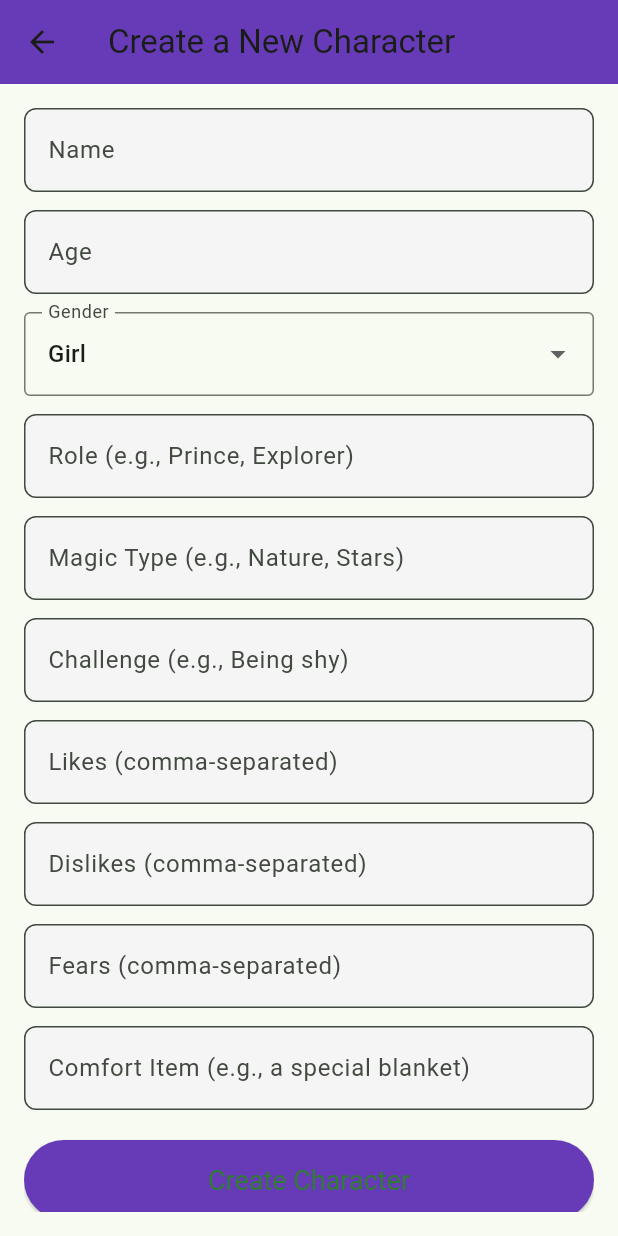
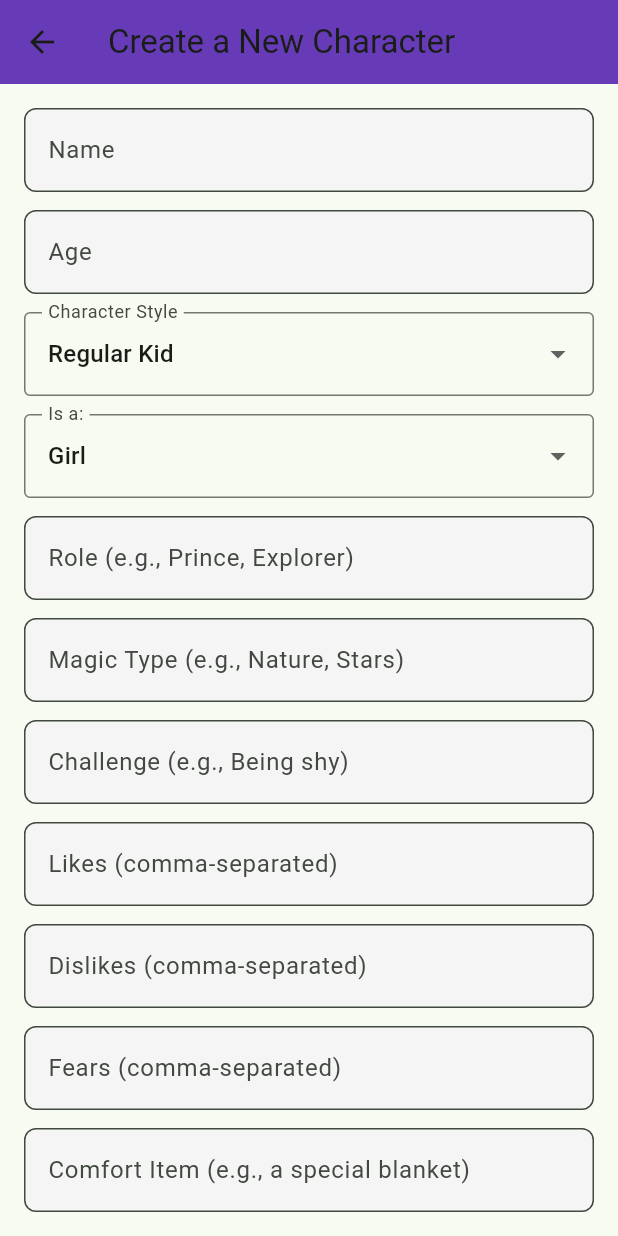
Before and after one commit to darcy0408/story_creator_app, a Flutter app: the CharacterCreationScreen screen opened directly, on a phone screen of 412 x 824 dp. Run offline on Flutter 3.47's test engine with Material 3 defaults, Android fonts, the phone set to English and light mode, and no system bars; our stand-ins replace audioplayers, confetti, flutter_tts, shared_preferences, speech_to_text; accounts and stored records are empty; network calls fail.

Commit message:
Replace gender options with character style system
Updated character creation and editing to use:
- Character Style dropdown: Girly Girl, Tomboy, Sporty Kid, Creative Artist,
  Young Scientist, Regular Kid, plus animal options (Playful Puppy, Curious Cat,
  Brave Bird, Gentle Bunny, Wise Fox, Magical Dragon)
- "Is a:" dropdown: Boy/Girl (for story pronoun generation)

This replaces the previous Male/Female/Nonbinary/Other system with a more
creative, appearance-based approach while maintaining proper pronoun usage
in generated stories.

Files modified:
- lib/character_creation_screen.dart
- lib/character_creation_screen_enhanced.dart
- lib/character_edit_screen.dart
- lib/models.dart (added characterStyle field)

🤖 Generated with [Claude Code](https://claude.com/claude-code)

Co-Authored-By: Claude <noreply@anthropic.com>

```diff
--- a/lib/character_creation_screen.dart
+++ b/lib/character_creation_screen.dart
@@ -24,8 +24,9 @@ class _CharacterCreationScreenState extends State<CharacterCreationScreen> {
   final _fearsController = TextEditingController();
   final _comfortItemController = TextEditingController();
 
-  // NEW: gender state
-  String _gender = 'Girl'; // default
+  // Character style and type
+  String _characterStyle = 'Regular Kid'; // default
+  String _isA = 'Girl'; // default (for story pronouns)
 
   // Helper to split comma lists safely
   List<String> _splitCSV(String text) {
@@ -44,7 +45,8 @@ class _CharacterCreationScreenState extends State<CharacterCreationScreen> {
         'name': _nameController.text.trim(),
         'age': int.tryParse(_ageController.text.trim()) ?? 0,
         'role': _roleController.text.trim().isEmpty ? 'Hero' : _roleController.text.trim(),
-        'gender': _gender, // <-- include gender
+        'gender': _isA, // Send Boy/Girl for story pronouns
+        'character_style': _characterStyle, // Character appearance/personality
         'magic_type': _magicTypeController.text.trim().isEmpty ? null : _magicTypeController.text.trim(),
         'challenge': _challengeController.text.trim().isEmpty ? null : _challengeController.text.trim(),
         'likes': _splitCSV(_likesController.text),
@@ -117,20 +119,42 @@ class _CharacterCreationScreenState extends State<CharacterCreationScreen> {
                 gap,
                 _buildTextField(controller: _ageController, label: 'Age', keyboardType: TextInputType.number),
                 gap,
-                // NEW: Gender dropdown
+                // Character Style dropdown
                 DropdownButtonFormField<String>(
-                  value: _gender,
+                  value: _characterStyle,
                   decoration: const InputDecoration(
-                    labelText: 'Gender',
+                    labelText: 'Character Style',
+                    border: OutlineInputBorder(),
+                  ),
+                  items: const [
+                    DropdownMenuItem(value: 'Regular Kid', child: Text('Regular Kid')),
+                    DropdownMenuItem(value: 'Girly Girl', child: Text('Girly Girl')),
+                    DropdownMenuItem(value: 'Tomboy', child: Text('Tomboy')),
+                    DropdownMenuItem(value: 'Sporty Kid', child: Text('Sporty Kid')),
+                    DropdownMenuItem(value: 'Creative Artist', child: Text('Creative Artist')),
+                    DropdownMenuItem(value: 'Young Scientist', child: Text('Young Scientist')),
+                    DropdownMenuItem(value: 'Playful Puppy', child: Text('Playful Puppy')),
+                    DropdownMenuItem(value: 'Curious Cat', child: Text('Curious Cat')),
+                    DropdownMenuItem(value: 'Brave Bird', child: Text('Brave Bird')),
+                    DropdownMenuItem(value: 'Gentle Bunny', child: Text('Gentle Bunny')),
+                    DropdownMenuItem(value: 'Wise Fox', child: Text('Wise Fox')),
+                    DropdownMenuItem(value: 'Magical Dragon', child: Text('Magical Dragon')),
+                  ],
+                  onChanged: (v) => setState(() => _characterStyle = v ?? 'Regular Kid'),
+                ),
+                gap,
+                // Is a: dropdown (for story language)
+                DropdownButtonFormField<String>(
+                  value: _isA,
+                  decoration: const InputDecoration(
+                    labelText: 'Is a:',
                     border: OutlineInputBorder(),
                   ),
                   items: const [
                     DropdownMenuItem(value: 'Girl', child: Text('Girl')),
                     DropdownMenuItem(value: 'Boy', child: Text('Boy')),
-                    DropdownMenuItem(value: 'Nonbinary', child: Text('Nonbinary')),
-                    DropdownMenuItem(value: 'Prefer not to say', child: Text('Prefer not to say')),
                   ],
-                  onChanged: (v) => setState(() => _gender = v ?? 'Girl'),
+                  onChanged: (v) => setState(() => _isA = v ?? 'Girl'),
                 ),
                 gap,
                 _buildTextField(controller: _roleController, label: 'Role (e.g., Prince, Explorer)'),
--- a/lib/character_creation_screen_enhanced.dart
+++ b/lib/character_creation_screen_enhanced.dart
@@ -16,7 +16,8 @@ class _CharacterCreationScreenEnhancedState extends State<CharacterCreationScree
   // Basic Info
   final _nameController = TextEditingController();
   final _ageController = TextEditingController();
-  String _gender = 'Girl';
+  String _characterStyle = 'Regular Kid'; // Character appearance/personality
+  String _isA = 'Girl'; // For story pronouns
 
   // Character Type
   String _characterType = 'Everyday Kid';
@@ -71,7 +72,8 @@ class _CharacterCreationScreenEnhancedState extends State<CharacterCreationScree
       final body = {
         'name': _nameController.text.trim(),
         'age': int.tryParse(_ageController.text.trim()) ?? 0,
-        'gender': _gender,
+        'gender': _isA, // Send Boy/Girl for story pronouns
+        'character_style': _characterStyle, // Character appearance/personality
         'role': role,
         'character_type': _characterType,
 
@@ -286,9 +288,9 @@ class _CharacterCreationScreenEnhancedState extends State<CharacterCreationScree
             const SizedBox(width: 12),
             Expanded(
               child: DropdownButtonFormField<String>(
-                value: _gender,
+                value: _isA,
                 decoration: InputDecoration(
-                  labelText: 'Gender *',
+                  labelText: 'Is a: *',
                   border: OutlineInputBorder(borderRadius: BorderRadius.circular(8)),
                   filled: true,
                   fillColor: Colors.grey[50],
@@ -296,13 +298,38 @@ class _CharacterCreationScreenEnhancedState extends State<CharacterCreationScree
                 items: const [
                   DropdownMenuItem(value: 'Girl', child: Text('Girl')),
                   DropdownMenuItem(value: 'Boy', child: Text('Boy')),
-                  DropdownMenuItem(value: 'Nonbinary', child: Text('Nonbinary')),
-                  DropdownMenuItem(value: 'Other', child: Text('Other')),
                 ],
-                onChanged: (v) => setState(() => _gender = v ?? 'Girl'),
+                onChanged: (v) => setState(() => _isA = v ?? 'Girl'),
               ),
             ),
           ],
+        ),
+        const SizedBox(height: 12),
+        DropdownButtonFormField<String>(
+          value: _characterStyle,
+          decoration: InputDecoration(
+            labelText: 'Character Style *',
+            hintText: 'Choose appearance and personality',
+            border: OutlineInputBorder(borderRadius: BorderRadius.circular(8)),
+            filled: true,
+            fillColor: Colors.grey[50],
+            prefixIcon: const Icon(Icons.style),
+          ),
+          items: const [
+            DropdownMenuItem(value: 'Regular Kid', child: Text('Regular Kid')),
+            DropdownMenuItem(value: 'Girly Girl', child: Text('Girly Girl')),
+            DropdownMenuItem(value: 'Tomboy', child: Text('Tomboy')),
+            DropdownMenuItem(value: 'Sporty Kid', child: Text('Sporty Kid')),
+            DropdownMenuItem(value: 'Creative Artist', child: Text('Creative Artist')),
+            DropdownMenuItem(value: 'Young Scientist', child: Text('Young Scientist')),
+            DropdownMenuItem(value: 'Playful Puppy', child: Text('Playful Puppy')),
+            DropdownMenuItem(value: 'Curious Cat', child: Text('Curious Cat')),
+            DropdownMenuItem(value: 'Brave Bird', child: Text('Brave Bird')),
+            DropdownMenuItem(value: 'Gentle Bunny', child: Text('Gentle Bunny')),
+            DropdownMenuItem(value: 'Wise Fox', child: Text('Wise Fox')),
+            DropdownMenuItem(value: 'Magical Dragon', child: Text('Magical Dragon')),
+          ],
+          onChanged: (v) => setState(() => _characterStyle = v ?? 'Regular Kid'),
         ),
       ],
     );
--- a/lib/character_edit_screen.dart
+++ b/lib/character_edit_screen.dart
@@ -19,7 +19,8 @@ class _CharacterEditScreenState extends State<CharacterEditScreen> {
   // Basic Info
   late final TextEditingController _nameController;
   late final TextEditingController _ageController;
-  late String _gender;
+  late String _characterStyle;
+  late String _isA;
 
   // Character Type
   late String _characterType;
@@ -55,7 +56,8 @@ class _CharacterEditScreenState extends State<CharacterEditScreen> {
     // Initialize with existing character data
     _nameController = TextEditingController(text: widget.character.name);
     _ageController = TextEditingController(text: widget.character.age.toString());
-    _gender = widget.character.gender ?? 'Girl';
+    _isA = widget.character.gender ?? 'Girl'; // Load existing gender as "Is a:"
+    _characterStyle = 'Regular Kid'; // Default character style
 
     _characterType = 'Everyday Kid'; // Default, will be overridden if available
 
@@ -105,7 +107,8 @@ class _CharacterEditScreenState extends State<CharacterEditScreen> {
       final body = {
         'name': _nameController.text.trim(),
         'age': int.tryParse(_ageController.text.trim()) ?? widget.character.age,
-        'gender': _gender,
+        'gender': _isA, // Send Boy/Girl for story pronouns
+        'character_style': _characterStyle, // Character appearance/personality
         'role': role,
         'character_type': _characterType,
 
@@ -384,9 +387,9 @@ class _CharacterEditScreenState extends State<CharacterEditScreen> {
             const SizedBox(width: 12),
             Expanded(
               child: DropdownButtonFormField<String>(
-                value: _gender,
+                value: _isA,
                 decoration: InputDecoration(
-                  labelText: 'Gender *',
+                  labelText: 'Is a: *',
                   border: OutlineInputBorder(borderRadius: BorderRadius.circular(8)),
                   filled: true,
                   fillColor: Colors.grey[50],
@@ -394,13 +397,38 @@ class _CharacterEditScreenState extends State<CharacterEditScreen> {
                 items: const [
                   DropdownMenuItem(value: 'Girl', child: Text('Girl')),
                   DropdownMenuItem(value: 'Boy', child: Text('Boy')),
-                  DropdownMenuItem(value: 'Nonbinary', child: Text('Nonbinary')),
-                  DropdownMenuItem(value: 'Other', child: Text('Other')),
                 ],
-                onChanged: (v) => setState(() => _gender = v ?? 'Girl'),
+                onChanged: (v) => setState(() => _isA = v ?? 'Girl'),
               ),
             ),
           ],
+        ),
+        const SizedBox(height: 12),
+        DropdownButtonFormField<String>(
+          value: _characterStyle,
+          decoration: InputDecoration(
+            labelText: 'Character Style *',
+            hintText: 'Choose appearance and personality',
+            border: OutlineInputBorder(borderRadius: BorderRadius.circular(8)),
+            filled: true,
+            fillColor: Colors.grey[50],
+            prefixIcon: const Icon(Icons.style),
+          ),
+          items: const [
+            DropdownMenuItem(value: 'Regular Kid', child: Text('Regular Kid')),
+            DropdownMenuItem(value: 'Girly Girl', child: Text('Girly Girl')),
+            DropdownMenuItem(value: 'Tomboy', child: Text('Tomboy')),
+            DropdownMenuItem(value: 'Sporty Kid', child: Text('Sporty Kid')),
+            DropdownMenuItem(value: 'Creative Artist', child: Text('Creative Artist')),
+            DropdownMenuItem(value: 'Young Scientist', child: Text('Young Scientist')),
+            DropdownMenuItem(value: 'Playful Puppy', child: Text('Playful Puppy')),
+            DropdownMenuItem(value: 'Curious Cat', child: Text('Curious Cat')),
+            DropdownMenuItem(value: 'Brave Bird', child: Text('Brave Bird')),
+            DropdownMenuItem(value: 'Gentle Bunny', child: Text('Gentle Bunny')),
+            DropdownMenuItem(value: 'Wise Fox', child: Text('Wise Fox')),
+            DropdownMenuItem(value: 'Magical Dragon', child: Text('Magical Dragon')),
+          ],
+          onChanged: (v) => setState(() => _characterStyle = v ?? 'Regular Kid'),
         ),
       ],
     );
--- a/lib/models.dart
+++ b/lib/models.dart
@@ -5,6 +5,7 @@ class Character {
   final int age;
   final String role;
   final String? gender;
+  final String? characterStyle;
   final String? magicType;
   final String? challenge;
   final List<String>? likes;
@@ -20,6 +21,7 @@ class Character {
     required this.age,
     required this.role,
     this.gender,
+    this.characterStyle,
     this.magicType,
     this.challenge,
     this.likes,
@@ -37,6 +39,7 @@ class Character {
       age: json['age'] ?? 0,
       role: json['role'] ?? 'Hero',
       gender: json['gender'],
+      characterStyle: json['character_style'],
       magicType: json['magic_type'],
       challenge: json['challenge'],
       likes: json['likes'] != null ? List<String>.from(json['likes']) : null,
@@ -54,6 +57,7 @@ class Character {
         'age': age,
         'role': role,
         'gender': gender,
+        'character_style': characterStyle,
         'magic_type': magicType,
         'challenge': challenge,
         'likes': likes,
```
